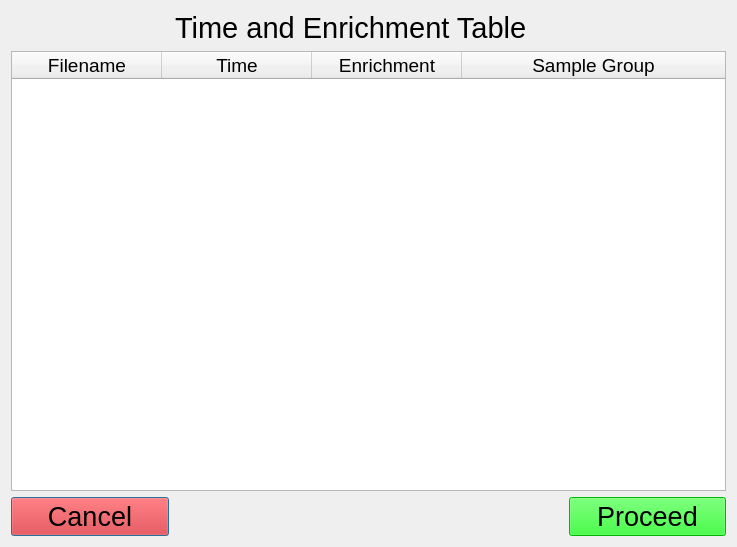
Above: ui_files/Time_Enrichment_Table.ui from JC-Price/DeuteRater before the change. Below: the same form after it.
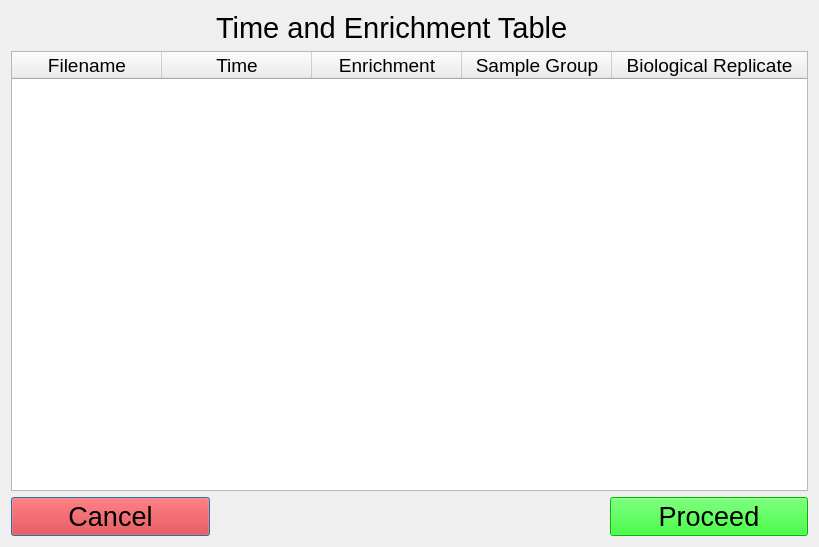
That is the form after the change.

The edit to the form file:
```diff
--- a/ui_files/Time_Enrichment_Table.ui
+++ b/ui_files/Time_Enrichment_Table.ui
@@ -6,10 +6,16 @@
    <rect>
     <x>0</x>
     <y>0</y>
-    <width>737</width>
+    <width>819</width>
     <height>547</height>
    </rect>
   </property>
+  <property name="minimumSize">
+   <size>
+    <width>819</width>
+    <height>0</height>
+   </size>
+  </property>
   <property name="font">
    <font>
     <pointsize>20</pointsize>
@@ -62,6 +68,12 @@
    </item>
    <item row="1" column="0" colspan="3">
     <widget class="QTableWidget" name="TimeEnrichmentTable">
+     <property name="minimumSize">
+      <size>
+       <width>783</width>
+       <height>0</height>
+      </size>
+     </property>
      <property name="font">
       <font>
        <pointsize>14</pointsize>
@@ -71,7 +83,7 @@
       <number>15</number>
      </property>
      <property name="columnCount">
-      <number>4</number>
+      <number>5</number>
      </property>
      <attribute name="horizontalHeaderCascadingSectionResizes">
       <bool>true</bool>
@@ -102,6 +114,11 @@
        <string>Sample Group</string>
       </property>
      </column>
+     <column>
+      <property name="text">
+       <string>Biological Replicate</string>
+      </property>
+     </column>
     </widget>
    </item>
    <item row="2" column="0">
```
